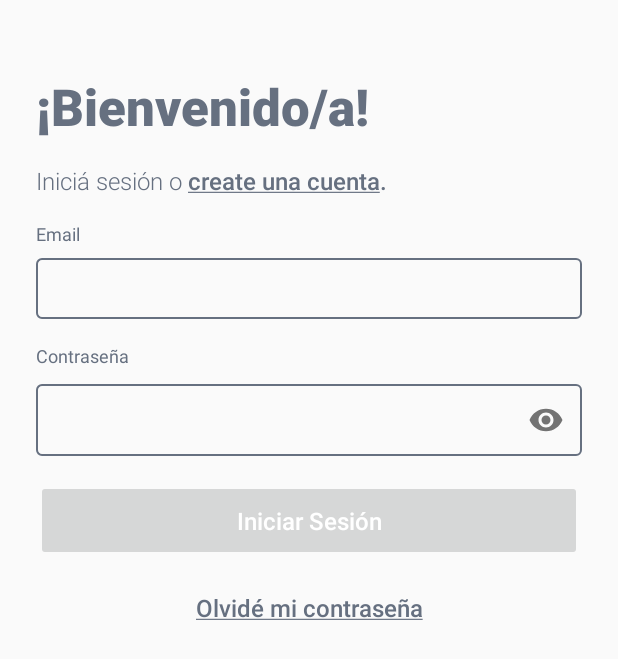
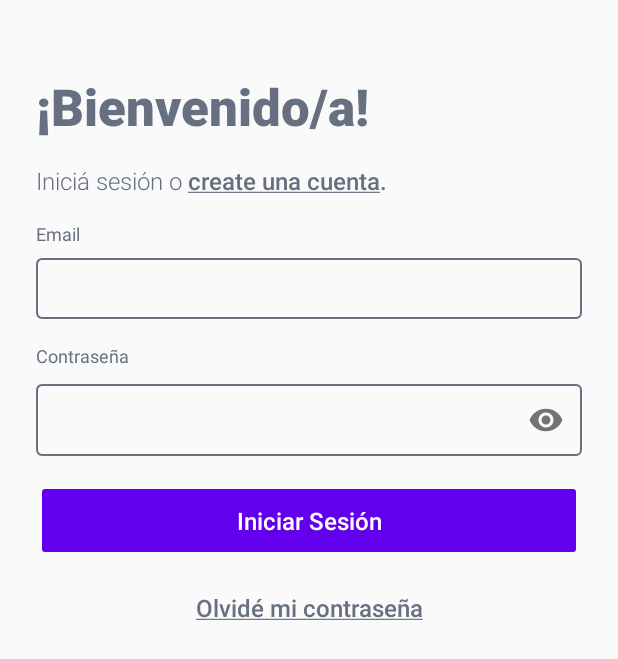
Before and after one commit to UTN-FRBA-Mobile/CryptoLearn, an Android app: the layout fragment_login.xml on its own in the app's theme, with its tools: preview values and no code run, on a phone screen of 412 x 824 dp. Shown: the top 659 px of the screen. Run offline under Robolectric (Android 15) with nearby library versions, the phone set to English and light mode, and no system bars.

Commit message:
Login buttons finished

```diff
--- a/mobile-app/app/src/main/java/com/mobile/test/LoginFragment.kt
+++ b/mobile-app/app/src/main/java/com/mobile/test/LoginFragment.kt
@@ -51,6 +51,8 @@ class LoginFragment : Fragment() {
 
     override fun onViewCreated(view: View, savedInstanceState: Bundle?) {
         super.onViewCreated(view, savedInstanceState)
+
+        binding.loginButton.isEnabled = false
 
         _binding?.loginButton?.setOnClickListener{
             val email = binding.email.text.toString()
--- /dev/null
+++ b/mobile-app/app/src/main/res/drawable/button_state_colors.xml
@@ -0,0 +1,7 @@
+<?xml version="1.0" encoding="utf-8"?>
+<selector xmlns:android="http://schemas.android.com/apk/res/android">
+    <item android:state_enabled="true" android:color="@color/main_button" />
+    <item android:state_enabled="false" android:color="@color/text_disabled" />
+    <!-- default state-->
+    <item android:color="@color/text_disabled" />
+</selector>
--- a/mobile-app/app/src/main/res/layout/fragment_login.xml
+++ b/mobile-app/app/src/main/res/layout/fragment_login.xml
@@ -107,6 +107,7 @@
             android:hint="@string/login"
             android:padding="@dimen/button_padding"
             android:stateListAnimator="@null"
+            android:backgroundTint="@drawable/button_state_colors"
             android:textColorHint="@color/white"
             android:textSize="@dimen/text_size"
             tools:ignore="TextContrastCheck"
--- a/mobile-app/app/src/main/res/values/colors.xml
+++ b/mobile-app/app/src/main/res/values/colors.xml
@@ -9,4 +9,5 @@
     <color name="white">#FFFFFFFF</color>
     <color name="text">#667080</color>
     <color name="text_disabled">#4D667080</color>
+    <color name="main_button">#FF6200EE</color>
 </resources>
```
